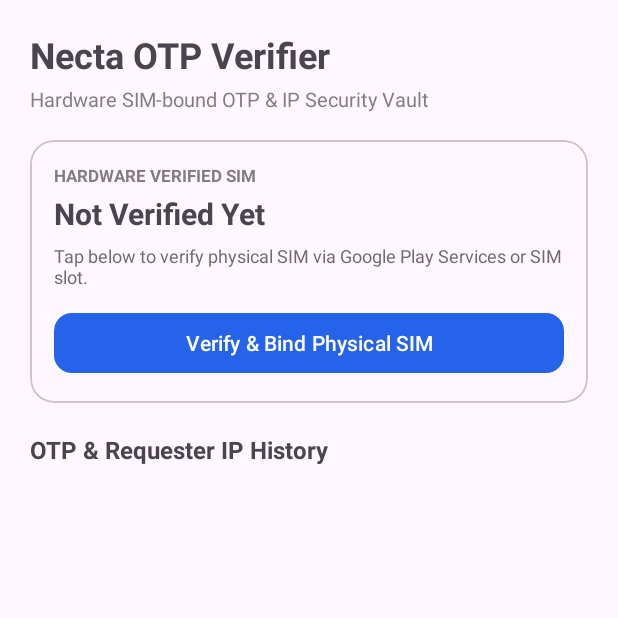
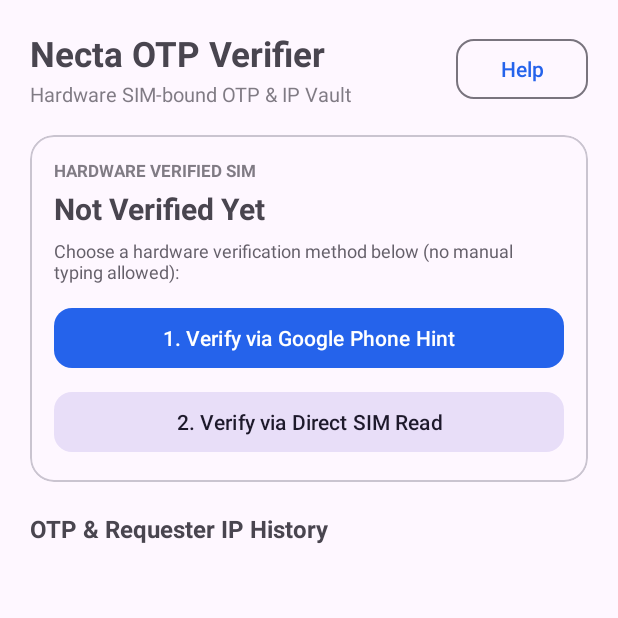
Before and after one commit to parthnirgide-oss/Nectamail-otp-verifiers, an Android app: the screen it shows after launch (MainActivity), on a phone screen of 412 x 824 dp, the top half of it. Run offline under Robolectric (Android 15) with nearby library versions, the phone set to English and light mode, and no system bars; 1 statement that could not run was skipped.

Commit message:
Enhance activity_main layout with help button and text changes
Updated layout to include help button and modified text for verification methods.

```diff
--- a/app/src/main/res/layout/activity_main.xml
+++ b/app/src/main/res/layout/activity_main.xml
@@ -17,22 +17,45 @@
             android:orientation="vertical"
             android:padding="20dp">
 
+            <!-- HEADER WITH HELP BUTTON -->
+            <LinearLayout
+                android:layout_width="match_parent"
+                android:layout_height="wrap_content"
+                android:gravity="center_vertical"
+                android:orientation="horizontal">
+
+                <LinearLayout
+                    android:layout_width="0dp"
+                    android:layout_height="wrap_content"
+                    android:layout_weight="1"
+                    android:orientation="vertical">
+
                     <TextView
                         android:layout_width="wrap_content"
                         android:layout_height="wrap_content"
                         android:text="Necta OTP Verifier"
-                android:textSize="24sp"
+                        android:textSize="23sp"
                         android:textStyle="bold" />
 
                     <TextView
                         android:layout_width="wrap_content"
                         android:layout_height="wrap_content"
-                android:layout_marginTop="4dp"
+                        android:layout_marginTop="2dp"
                         android:alpha="0.7"
-                android:text="Hardware SIM-bound OTP &amp; IP Security Vault"
+                        android:text="Hardware SIM-bound OTP &amp; IP Vault"
                         android:textSize="13sp" />
+                </LinearLayout>
 
-            <!-- SIM STATUS CARD -->
+                <com.google.android.material.button.MaterialButton
+                    android:id="@+id/btnHelp"
+                    style="@style/Widget.Material3.Button.OutlinedButton"
+                    android:layout_width="wrap_content"
+                    android:layout_height="wrap_content"
+                    android:text="Help"
+                    app:cornerRadius="12dp" />
+            </LinearLayout>
+
+            <!-- SIM STATUS & TWO SEPARATE VERIFICATION BUTTONS -->
             <com.google.android.material.card.MaterialCardView
                 android:layout_width="match_parent"
                 android:layout_height="wrap_content"
@@ -68,16 +91,25 @@
                         android:layout_width="wrap_content"
                         android:layout_height="wrap_content"
                         android:layout_marginTop="6dp"
-                        android:alpha="0.8"
-                        android:text="Tap below to verify physical SIM via Google Play Services or SIM slot."
+                        android:alpha="0.85"
+                        android:text="Choose a hardware verification method below (no manual typing allowed):"
                         android:textSize="12sp" />
 
                     <com.google.android.material.button.MaterialButton
-                        android:id="@+id/btnVerifySim"
+                        android:id="@+id/btnGoogleHint"
                         android:layout_width="match_parent"
                         android:layout_height="wrap_content"
                         android:layout_marginTop="12dp"
-                        android:text="Verify &amp; Bind Physical SIM"
+                        android:text="1. Verify via Google Phone Hint"
+                        app:cornerRadius="12dp" />
+
+                    <com.google.android.material.button.MaterialButton
+                        android:id="@+id/btnDirectSim"
+                        style="@style/Widget.Material3.Button.TonalButton"
+                        android:layout_width="match_parent"
+                        android:layout_height="wrap_content"
+                        android:layout_marginTop="8dp"
+                        android:text="2. Verify via Direct SIM Read"
                         app:cornerRadius="12dp" />
                 </LinearLayout>
             </com.google.android.material.card.MaterialCardView>
```
Lines whose indentation alone changed are shown as unchanged.
